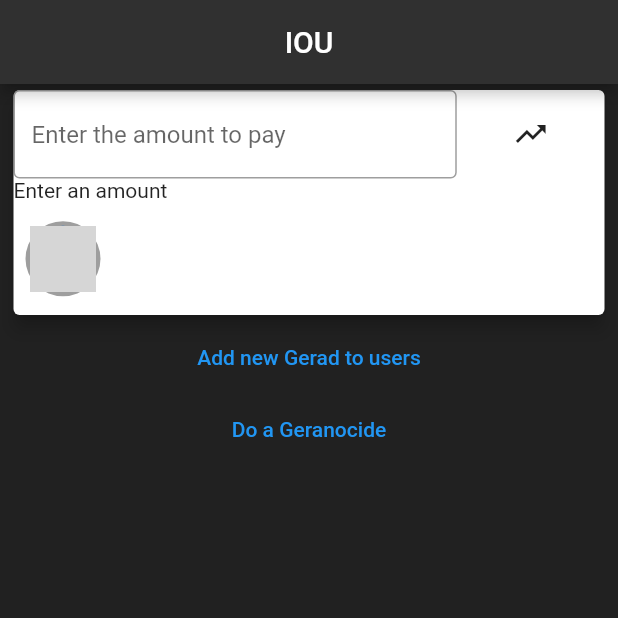
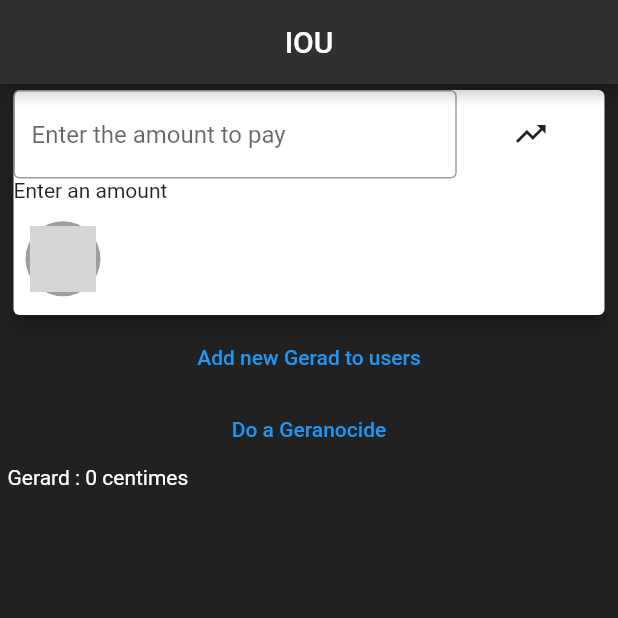
Before and after one commit to braimbau/IOU, a Flutter app: the screen it shows after launch, after a tap on "Add new Gerad to users", on a phone screen of 412 x 824 dp, the top half of it. Run offline on Flutter 3.47's test engine with Material 2 defaults, Android fonts, the phone set to English and light mode, and no system bars; network calls fail; grey boxes are pictures that could not be loaded.

Commit message:
display personnal user balance

```diff
--- a/lib/main.dart
+++ b/lib/main.dart
@@ -23,12 +23,17 @@ class User {
     this._name = name;
     this._url = url;
     this._isSelected = false;
+    this._balance = 0;
   }
 
   addBalance(int n) {
     _balance += n;
   }
 
+  remBalance(int n)
+  {
+    _balance -= n;
+  }
   toggle() {
     _isSelected = !_isSelected;
   }
@@ -96,10 +101,16 @@ class _HomeState extends State<Home> {
                       ),
                       Expanded(
                         flex: 1,
-                        child: IconButton(
+                        child: IconButton(                                              //send btn
                           icon: const Icon(Icons.trending_up),
                           onPressed: () {
                             setState(() {
+
+                              userList.forEach((User usr) {
+                                if (usr._isSelected)
+                                  usr.remBalance(amountToPayPerUser);
+                              });
+
                             });
                           },
                         ),
@@ -180,7 +191,20 @@ class _HomeState extends State<Home> {
                     userList.clear();
                   });
                 },
-                child: Text("Do a Geranocide"))
+                child: Text("Do a Geranocide")),
+            SizedBox(
+              height: 200,
+              child : ListView.builder(
+              scrollDirection: Axis.vertical,
+              itemCount: userList.length,
+              itemBuilder: (BuildContext context, int index)
+              {
+                String name = userList[index]._name;
+                int balance = userList[index]._balance;
+                return Text("$name : $balance centimes", style: TextStyle(color : Colors.white));
+              },
+            ),
+            ),
           ],
         ),
       ),
```
